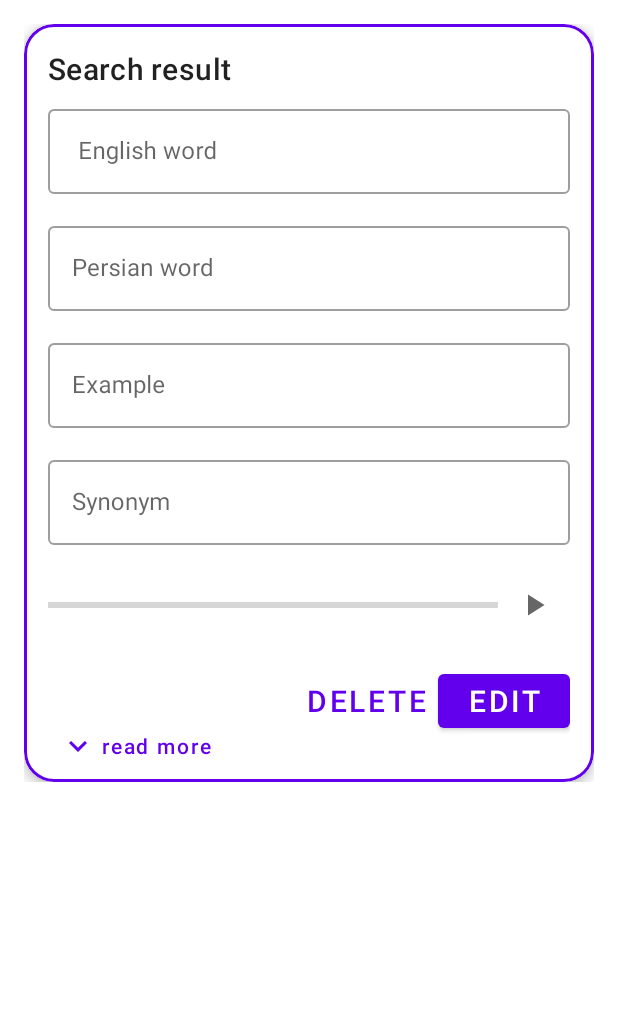
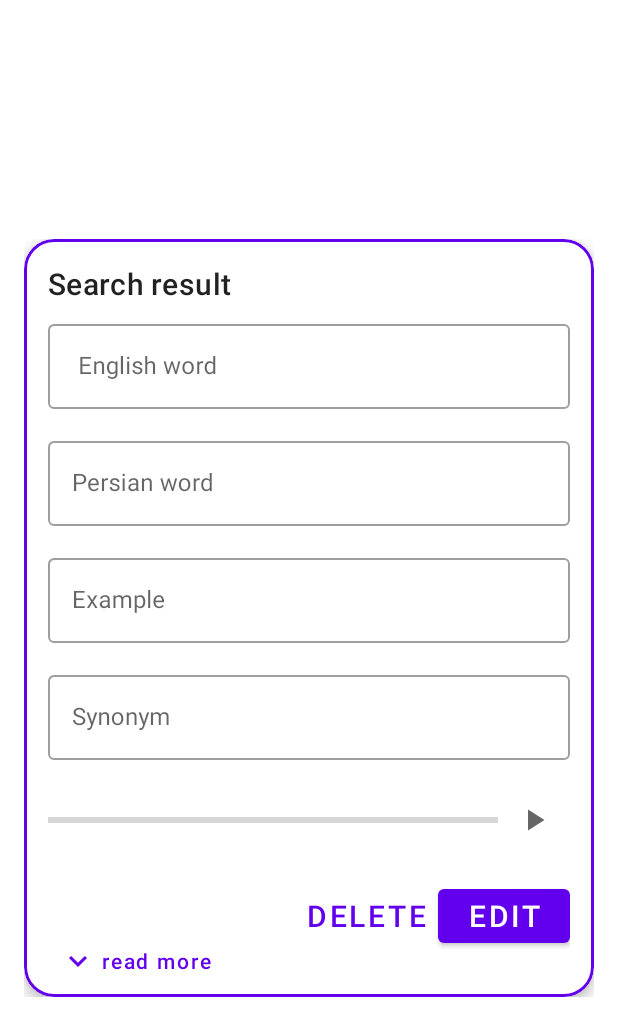
Before and after one commit to Zahra-Jannesari/DictionaryApp, an Android app: the layout fragment_word_detail.xml on its own in the app's theme, with its tools: preview values and no code run, on a phone screen of 412 x 824 dp. Shown: the top 1036 px of the screen. Run offline under Robolectric (Android 15) with nearby library versions, the phone set to English and light mode, and no system bars.

Commit message:
fix card view place in word detail fragment xml

```diff
--- a/app/src/main/res/layout/fragment_word_detail.xml
+++ b/app/src/main/res/layout/fragment_word_detail.xml
@@ -1,6 +1,4 @@
 <?xml version="1.0" encoding="utf-8"?>
-
-
 <LinearLayout xmlns:android="http://schemas.android.com/apk/res/android"
     xmlns:app="http://schemas.android.com/apk/res-auto"
     xmlns:tools="http://schemas.android.com/tools"
@@ -11,15 +9,13 @@
     <ScrollView
         android:id="@+id/scrollView"
         android:layout_width="match_parent"
-        android:layout_height="match_parent"
+        android:layout_height="wrap_content"
+        android:layout_gravity="center"
+        android:layout_margin="16dp"
         app:layout_constraintBottom_toBottomOf="parent"
         app:layout_constraintEnd_toEndOf="parent"
         app:layout_constraintStart_toStartOf="parent"
         app:layout_constraintTop_toTopOf="parent">
-        <LinearLayout
-            android:layout_width="match_parent"
-            android:layout_height="wrap_content"
-            android:padding="16dp">
         <com.google.android.material.card.MaterialCardView
             android:id="@+id/card"
             android:layout_width="match_parent"
@@ -197,7 +193,6 @@
             </LinearLayout>
         </com.google.android.material.card.MaterialCardView>
 
-        </LinearLayout>
 
     </ScrollView>
 </LinearLayout>
```
Lines whose indentation alone changed are shown as unchanged.
